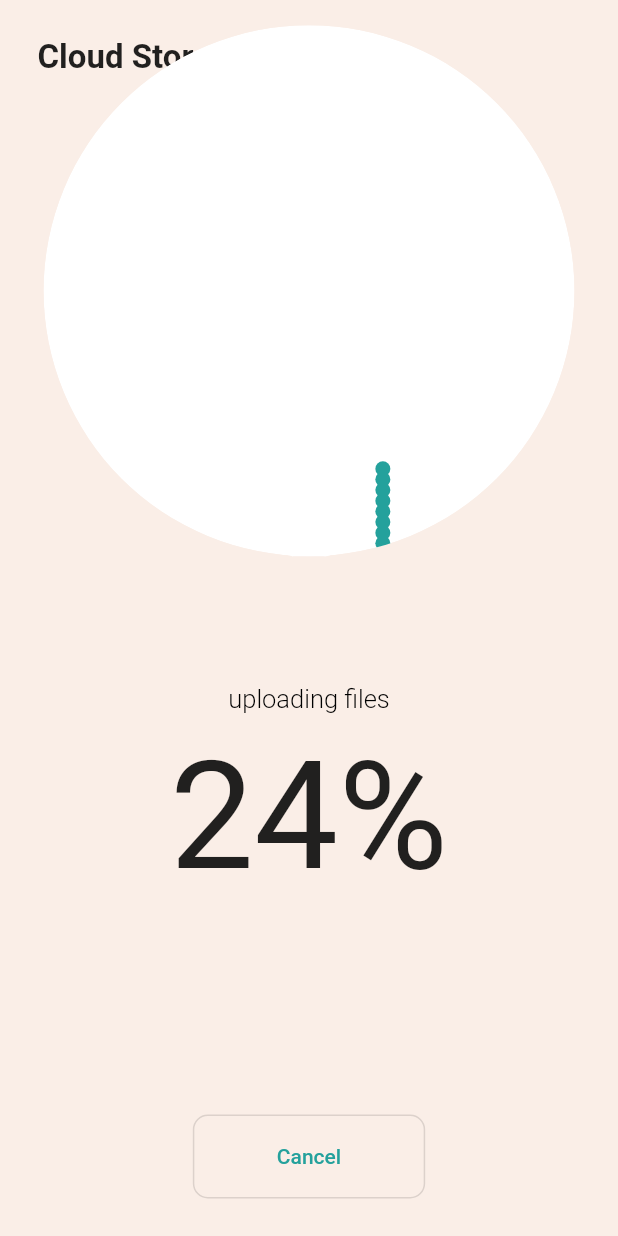
After one commit to KumarArab/Flutter-UI-Practice, a Flutter app: the DataBackupHome screen opened directly, after a tap on "Create Backup", on a phone screen of 412 x 824 dp. The commit adds this screen. Run offline on Flutter 3.47's test engine with Material 2 defaults, Android fonts, the light colour scheme and no system bars.

Commit message:
added bubble backup animation

```diff
--- /dev/null
+++ b/lib/UIs/Bubble Backup Animation/bubble_backup_animation.dart
@@ -0,0 +1,72 @@
+import 'package:flutter/material.dart';
+import 'package:testapp/UIs/Bubble%20Backup%20Animation/data_backup_cloud_page.dart';
+import 'package:testapp/UIs/Bubble%20Backup%20Animation/data_backup_completed_page.dart';
+import 'package:testapp/UIs/Bubble%20Backup%20Animation/data_backup_initial_page.dart';
+
+const mainDataBackupColor = Color(0xff24A19C);
+const secondaryDataBackkupColor = Color(0xff96CEB4);
+const backgroundColor = Color(0xffFAEEE7);
+
+class DataBackupHome extends StatefulWidget {
+  const DataBackupHome({Key? key}) : super(key: key);
+
+  @override
+  State<DataBackupHome> createState() => _DataBackupHomeState();
+}
+
+class _DataBackupHomeState extends State<DataBackupHome>
+    with SingleTickerProviderStateMixin {
+  AnimationController? _animationController;
+  Animation<double>? _progressAnimation;
+  Animation<double>? _cloudOutAnimation;
+  Animation<double>? _endingAnimation;
+  Animation<double>? _bubbleAnimation;
+  @override
+  void initState() {
+    _animationController =
+        AnimationController(vsync: this, duration: const Duration(seconds: 7));
+    _progressAnimation = CurvedAnimation(
+        parent: _animationController!, curve: const Interval(0.0, 0.65));
+    _cloudOutAnimation = CurvedAnimation(
+      parent: _animationController!,
+      curve: const Interval(0.7, 0.85, curve: Curves.easeOut),
+    );
+    _bubbleAnimation = CurvedAnimation(
+        parent: _animationController!,
+        curve: const Interval(0.0, 1.0, curve: Curves.decelerate));
+
+    _endingAnimation = CurvedAnimation(
+        parent: _animationController!,
+        curve: const Interval(0.8, 1.0, curve: Curves.decelerate));
+
+    super.initState();
+  }
+
+  @override
+  void dispose() {
+    _animationController!.dispose();
+    super.dispose();
+  }
+
+  @override
+  Widget build(BuildContext context) {
+    return Scaffold(
+      backgroundColor: backgroundColor,
+      body: Stack(
+        children: [
+          DataBackupInitialPage(
+            progressAnimation: _progressAnimation,
+            onAnimationStarted: () {
+              _animationController!.forward();
+            },
+          ),
+          DataBackupCloudPage(
+              progressAnimation: _progressAnimation,
+              cloudOutAnimation: _cloudOutAnimation,
+              bubbleAnimation: _bubbleAnimation),
+          DataBackupCompletedPage(endingAnimation: _endingAnimation)
+        ],
+      ),
+    );
+  }
+}
--- /dev/null
+++ b/lib/UIs/Bubble Backup Animation/data_backup_cloud_page.dart
@@ -0,0 +1,158 @@
+import 'package:flutter/material.dart';
+import 'package:testapp/UIs/Bubble%20Backup%20Animation/bubble_backup_animation.dart';
+import 'package:testapp/utils/size_config.dart';
+import 'dart:math' as math;
+
+class _Bubble {
+  final Color? color;
+  final double? direction;
+  final double? speed;
+  final double? size;
+  final double? initialPosition;
+
+  _Bubble({
+    this.color,
+    this.direction,
+    this.speed,
+    this.size,
+    this.initialPosition,
+  });
+}
+
+class DataBackupCloudPage extends StatelessWidget {
+  DataBackupCloudPage(
+      {Key? key,
+      this.progressAnimation,
+      this.cloudOutAnimation,
+      this.bubbleAnimation})
+      : super(key: key);
+
+  final Animation<double>? progressAnimation,
+      cloudOutAnimation,
+      bubbleAnimation;
+
+  final bubbles = List<_Bubble>.generate(500, (index) {
+    final size = math.Random().nextInt(20) + 5.0;
+    final speed = math.Random().nextInt(50) + 1.0;
+    final directionRandom = math.Random().nextBool();
+    final colorRandom = math.Random().nextBool();
+    final direction =
+        math.Random().nextInt(250) * (directionRandom ? 1.0 : -1.0);
+    final color = colorRandom ? mainDataBackupColor : secondaryDataBackkupColor;
+
+    return _Bubble(
+        color: color,
+        direction: direction,
+        speed: speed,
+        size: size,
+        initialPosition: index * 10.0);
+  });
+
+  @override
+  Widget build(BuildContext context) {
+    return AnimatedBuilder(
+        animation: Listenable.merge([progressAnimation, cloudOutAnimation]),
+        builder: (context, snapshot) {
+          final size = SizeConfig.width! * 0.5;
+          final circleSize = size *
+              math.pow(
+                  (progressAnimation!.value + cloudOutAnimation!.value + 1),
+                  2.5);
+          final topPosition = SizeConfig.height! * 0.45;
+          final centerMargin = SizeConfig.width! - circleSize;
+          final leftSize =
+              size * 0.6 * math.pow((1 - progressAnimation!.value), 8);
+          final rightSize =
+              size * 0.7 * math.pow((1 - progressAnimation!.value), 8);
+          final leftMargin = SizeConfig.width! / 2 - leftSize * 1.32;
+          final rightMargin = SizeConfig.width! / 2 - rightSize * 1.2;
+          final middleMargin = SizeConfig.width! / 2 -
+              (size / 2) * math.pow((1 - progressAnimation!.value), 8);
+          final topOutPosition = SizeConfig.height! * cloudOutAnimation!.value;
+          return Positioned(
+            left: 0,
+            right: 0,
+            top: topPosition - circleSize + topOutPosition,
+            height: circleSize,
+            child: Stack(
+              children: [
+                Positioned(
+                  height: leftSize / 2,
+                  width: size * math.pow((1 - progressAnimation!.value), 8),
+                  left: middleMargin,
+                  bottom: 0,
+                  child: Container(
+                    decoration: const BoxDecoration(
+                      color: Colors.white,
+                    ),
+                  ),
+                ),
+                Positioned(
+                  height: leftSize,
+                  width: leftSize,
+                  left: leftMargin,
+                  bottom: 0,
+                  child: Container(
+                    decoration: const BoxDecoration(
+                      shape: BoxShape.circle,
+                      color: Colors.white,
+                    ),
+                  ),
+                ),
+                Positioned(
+                  height: rightSize,
+                  width: rightSize,
+                  right: rightMargin,
+                  bottom: 0,
+                  child: Container(
+                    decoration: const BoxDecoration(
+                      shape: BoxShape.circle,
+                      color: Colors.white,
+                    ),
+                  ),
+                ),
+                Positioned(
+                  height: circleSize,
+                  width: circleSize,
+                  bottom: 0,
+                  left: centerMargin / 2,
+                  child: ClipOval(
+                    child: CustomPaint(
+                      foregroundPainter:
+                          _CloudBubblePainter(bubbleAnimation, bubbles),
+                      child: Container(
+                        decoration: const BoxDecoration(
+                          shape: BoxShape.circle,
+                          color: Colors.white,
+                        ),
+                      ),
+                    ),
+                  ),
+                )
+              ],
+            ),
+          );
+        });
+  }
+}
+
+class _CloudBubblePainter extends CustomPainter {
+  _CloudBubblePainter(this.animation, this.bubbles) : super(repaint: animation);
+
+  final Animation<double>? animation;
+  final List<_Bubble>? bubbles;
+  @override
+  void paint(Canvas canvas, Size size) {
+    for (_Bubble _bubble in bubbles!) {
+      final offset = Offset(
+          size.width / 2 + _bubble.direction! * animation!.value,
+          size.height * 1.2 * (1 - animation!.value) -
+              _bubble.speed! * animation!.value +
+              _bubble.initialPosition! * (1 - animation!.value));
+      canvas.drawCircle(offset, _bubble.size!, Paint()..color = _bubble.color!);
+    }
+  }
+
+  @override
+  bool shouldRepaint(covariant CustomPainter oldDelegate) => false;
+}
--- /dev/null
+++ b/lib/UIs/Bubble Backup Animation/data_backup_completed_page.dart
@@ -0,0 +1,128 @@
+import 'package:flutter/material.dart';
+import 'package:testapp/UIs/Bubble%20Backup%20Animation/bubble_backup_animation.dart';
+import 'package:vector_math/vector_math.dart' as vector;
+
+class DataBackupCompletedPage extends AnimatedWidget {
+  DataBackupCompletedPage({this.endingAnimation})
+      : super(listenable: endingAnimation!);
+
+  final Animation<double>? endingAnimation;
+
+  Animation get value => (listenable as Animation);
+  @override
+  Widget build(BuildContext context) {
+    return endingAnimation!.value > 0
+        ? Positioned.fill(
+            child: SafeArea(
+              child: Column(
+                crossAxisAlignment: CrossAxisAlignment.center,
+                children: [
+                  Expanded(
+                    child: Align(
+                        alignment: Alignment.bottomCenter,
+                        child: CustomPaint(
+                          foregroundPainter: _DataBackupCompletedPainter(
+                              animation: endingAnimation),
+                          child: Container(
+                            height: 100,
+                            width: 100,
+                          ),
+                        )),
+                  ),
+                  const SizedBox(height: 60),
+                  Expanded(
+                    child: TweenAnimationBuilder(
+                      duration: const Duration(milliseconds: 400),
+                      tween: Tween(begin: 0.0, end: 1.0),
+                      builder: (_, double value, child) {
+                        return Opacity(
+                          opacity: value,
+                          child: Transform.translate(
+                              offset: Offset(0.0, 50 * (1 - value)),
+                              child: child),
+                        );
+                      },
+                      child: Column(
+                        children: [
+                          const Text(
+                            "data has successfully\nuploaded",
+                            textAlign: TextAlign.center,
+                            style: TextStyle(
+                              fontSize: 17,
+                            ),
+                          ),
+                          const Spacer(),
+                          OutlinedButton(
+                            onPressed: () => Navigator.pop(context),
+                            child: const Padding(
+                              padding: EdgeInsets.symmetric(
+                                  horizontal: 40, vertical: 20),
+                              child: Text(
+                                "OK",
+                                style: TextStyle(color: mainDataBackupColor),
+                              ),
+                            ),
+                          ),
+                          const SizedBox(height: 40)
+                        ],
+                      ),
+                    ),
+                  ),
+                  const SizedBox(
+                    height: 70,
+                  )
+                ],
+              ),
+            ),
+          )
+        : const SizedBox.shrink();
+  }
+}
+
+class _DataBackupCompletedPainter extends CustomPainter {
+  _DataBackupCompletedPainter({this.animation}) : super(repaint: animation);
+
+  Animation<double>? animation;
+  @override
+  void paint(Canvas canvas, Size size) {
+    final paint = Paint()
+      ..color = mainDataBackupColor
+      ..style = PaintingStyle.stroke
+      ..strokeWidth = 1.0;
+
+    final circlePath = Path();
+    circlePath.addArc(
+        Rect.fromCenter(
+            center: Offset(size.width / 2, size.height / 2),
+            width: size.width,
+            height: size.height),
+        vector.radians(-90.0),
+        vector.radians(360.0 * animation!.value));
+
+    final leftLine = size.width * 0.2;
+    final rightLine = size.width * 0.32;
+
+    final leftPercent = animation!.value > 0.5 ? 1.0 : animation!.value / 0.5;
+
+    final rightPercent =
+        animation!.value < 0.5 ? 0.0 : (animation!.value - 0.5) / 0.5;
+    canvas.save();
+
+    canvas.translate(size.width / 3, size.height / 2);
+
+    canvas.rotate(vector.radians(-45));
+    canvas.drawLine(Offset.zero, Offset(0.0, leftLine * leftPercent), paint);
+
+    canvas.drawLine(Offset(0.0, leftLine),
+        Offset(rightLine * rightPercent, leftLine), paint);
+
+    canvas.restore();
+
+    canvas.drawPath(circlePath, paint);
+
+    canvas.drawPath(circlePath, paint);
+  }
+
+  @override
+  bool shouldRepaint(covariant CustomPainter oldDelegate) => false;
+}
--- /dev/null
+++ b/lib/UIs/Bubble Backup Animation/data_backup_initial_page.dart
@@ -0,0 +1,177 @@
+import 'package:flutter/material.dart';
+import 'package:testapp/UIs/Bubble%20Backup%20Animation/bubble_backup_animation.dart';
+import 'package:testapp/utils/size_config.dart';
+
+const _duration = Duration(milliseconds: 500);
+enum DataBackupState {
+  initial,
+  start,
+  end,
+}
+
+class DataBackupInitialPage extends StatefulWidget {
+  const DataBackupInitialPage({
+    Key? key,
+    this.onAnimationStarted,
+    this.progressAnimation,
+  }) : super(key: key);
+
+  final VoidCallback? onAnimationStarted;
+  final Animation<double>? progressAnimation;
+
+  @override
+  State<DataBackupInitialPage> createState() => _DataBackupInitialPageState();
+}
+
+class _DataBackupInitialPageState extends State<DataBackupInitialPage> {
+  DataBackupState _currentState = DataBackupState.initial;
+  @override
+  Widget build(BuildContext context) {
+    return SafeArea(
+      child: Padding(
+        padding: const EdgeInsets.all(25.0),
+        child: Column(
+          crossAxisAlignment: CrossAxisAlignment.stretch,
+          children: [
+            const Expanded(
+              flex: 3,
+              child: Text(
+                "Cloud Storage",
+                style: TextStyle(
+                  fontWeight: FontWeight.bold,
+                  fontSize: 22,
+                ),
+              ),
+            ),
+            if (_currentState == DataBackupState.end)
+              Expanded(
+                flex: 2,
+                child: TweenAnimationBuilder(
+                  duration: _duration,
+                  tween: Tween(begin: 0.0, end: 1.0),
+                  builder: (_, double value, child) {
+                    return Opacity(opacity: value, child: child);
+                  },
+                  child: Column(
+                    crossAxisAlignment: CrossAxisAlignment.stretch,
+                    children: [
+                      const Text(
+                        "uploading files",
+                        textAlign: TextAlign.center,
+                        style: TextStyle(
+                            fontSize: 17,
+                            color: Colors.black,
+                            fontWeight: FontWeight.w300),
+                      ),
+                      const SizedBox(height: 10),
+                      Expanded(
+                        child: FittedBox(
+                          child: Padding(
+                            padding: const EdgeInsets.only(bottom: 20.0),
+                            child: ProgressCounter(
+                              animation: widget.progressAnimation,
+                            ),
+                          ),
+                        ),
+                      ),
+                    ],
+                  ),
+                ),
+              ),
+            if (_currentState != DataBackupState.end)
+              Expanded(
+                flex: 2,
+                child: TweenAnimationBuilder(
+                  duration: _duration,
+                  onEnd: () {
+                    setState(() {
+                      _currentState = DataBackupState.end;
+                    });
+                  },
+                  tween: Tween(
+                      begin: 1.0,
+                      end:
+                          _currentState != DataBackupState.initial ? 0.0 : 1.0),
+                  builder: (_, double value, child) {
+                    return Opacity(
+                      opacity: value,
+                      child: Transform.translate(
+                          offset: Offset(0.0, -50 * value), child: child),
+                    );
+                  },
+                  child: Column(
+                    children: const [
+                      Text("Last Backup:"),
+                      SizedBox(height: 10),
+                      Text(
+                        "28 Dec 2021",
+                        style: TextStyle(
+                          fontWeight: FontWeight.w600,
+                          fontSize: 20,
+                        ),
+                      ),
+                    ],
+                  ),
+                ),
+              ),
+            Padding(
+              padding: const EdgeInsets.symmetric(horizontal: 20.0),
+              child: AnimatedSwitcher(
+                duration: _duration,
+                child: _currentState == DataBackupState.initial
+                    ? SizedBox(
+                        width: SizeConfig.width,
+                        child: ElevatedButton(
+                          onPressed: () {
+                            setState(() {
+                              _currentState = DataBackupState.start;
+                            });
+                            widget.onAnimationStarted!();
+                          },
+                          style: ElevatedButton.styleFrom(
+                              shape: RoundedRectangleBorder(
+                                  borderRadius: BorderRadius.circular(10)),
+                              primary: mainDataBackupColor),
+                          child: const Padding(
+                            padding: EdgeInsets.all(20.0),
+                            child: Text(
+                              "Create Backup",
+                              style: TextStyle(color: Colors.white),
+                            ),
+                          ),
+                        ),
+                      )
+                    : OutlinedButton(
+                        onPressed: () {},
+                        style: OutlinedButton.styleFrom(
+                          shape: RoundedRectangleBorder(
+                              borderRadius: BorderRadius.circular(10)),
+                        ),
+                        child: const Padding(
+                          padding: EdgeInsets.symmetric(
+                              vertical: 20.0, horizontal: 40),
+                          child: Text(
+                            "Cancel",
+                            style: TextStyle(color: mainDataBackupColor),
+                          ),
+                        ),
+                      ),
+              ),
+            )
+          ],
+        ),
+      ),
+    );
+  }
+}
+
+class ProgressCounter extends AnimatedWidget {
+  ProgressCounter({Key? key, this.animation})
+      : super(key: key, listenable: animation!);
+  double get value => (listenable as Animation).value;
+  final Animation<double>? animation;
+  @override
+  Widget build(BuildContext context) {
+    return Text("${(value * 100).truncate()}%");
+  }
+}
--- a/lib/main.dart
+++ b/lib/main.dart
@@ -2,6 +2,7 @@ import 'dart:developer';
 
 import 'package:flutter/cupertino.dart';
 import 'package:flutter/material.dart';
+import 'package:testapp/UIs/Bubble%20Backup%20Animation/bubble_backup_animation.dart';
 import 'package:testapp/UIs/Staggered%20Grid%20View/staggered_grid_view.dart';
 import 'package:testapp/utils/size_config.dart';
 
@@ -36,7 +37,7 @@ class HomePage extends StatelessWidget {
         title: const Text("Flutter UIs"),
       ),
       body: ListView.builder(
-        itemCount: 1,
+        itemCount: 2,
         physics: const BouncingScrollPhysics(),
         itemBuilder: (ctx, i) => ListTile(
             leading: const Icon(
@@ -53,6 +54,8 @@ class HomePage extends StatelessWidget {
     switch (index) {
       case 0:
         return "Staggered Grid View";
+      case 1:
+        return "Bubble Animation";
 
       default:
         return "Not yet decided";
@@ -69,6 +72,14 @@ class HomePage extends StatelessWidget {
           ),
         );
         break;
+      case 1:
+        Navigator.push(
+          context,
+          CupertinoPageRoute(
+            builder: (ctx) => const DataBackupHome(),
+          ),
+        );
+        break;
       default:
         break;
     }
```
Also changed, not shown: 10 other files.
